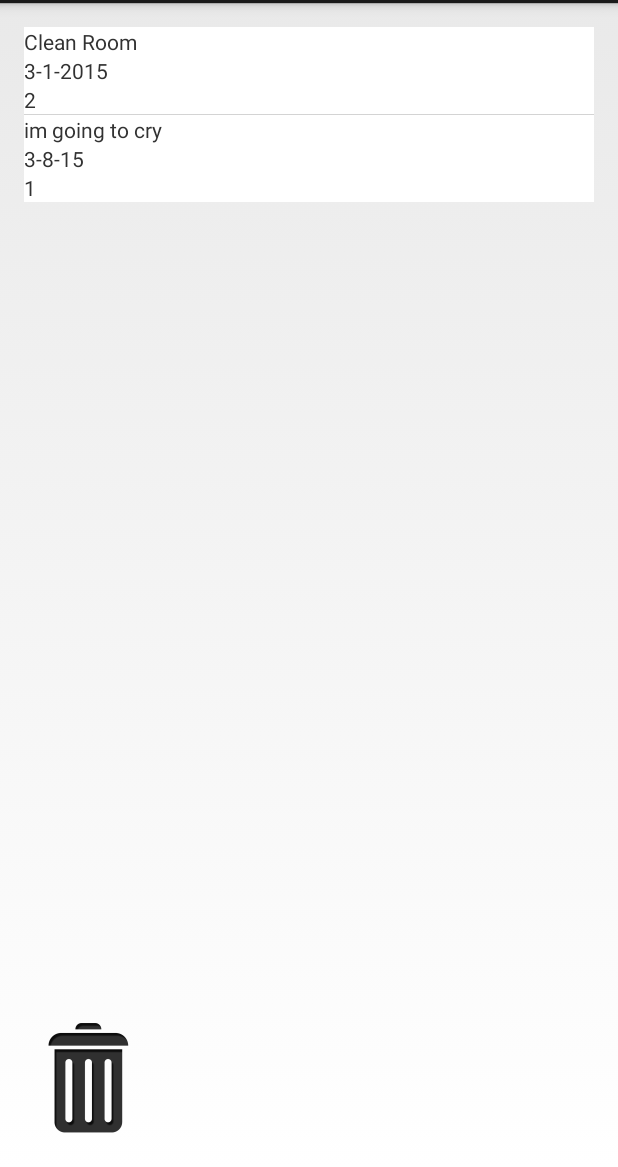
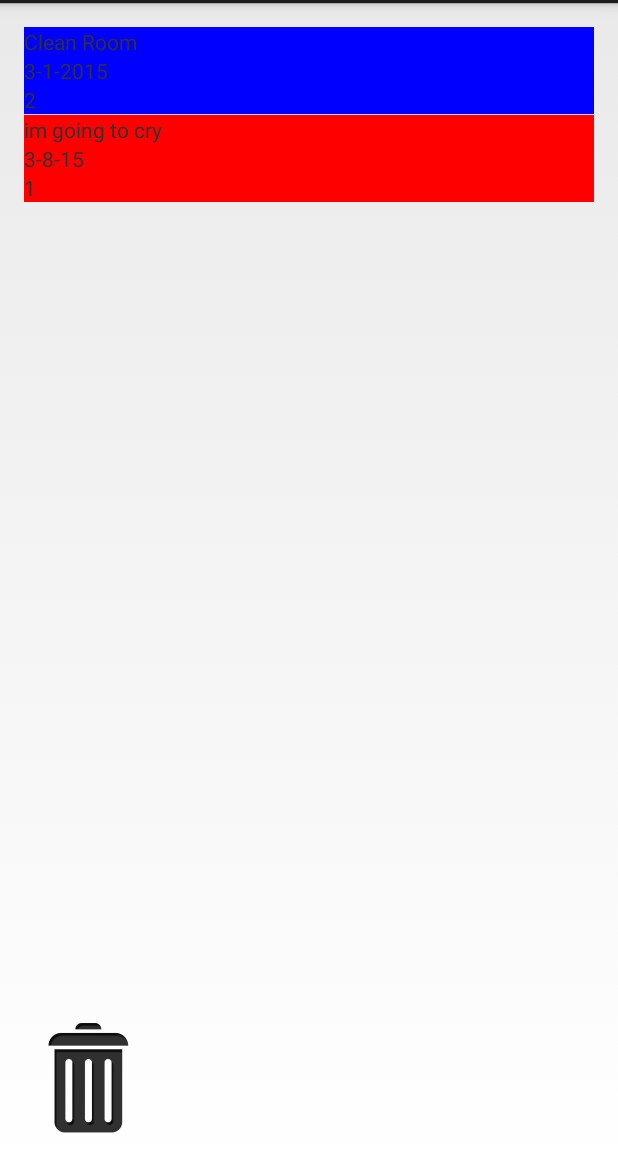
Before and after one commit to shoeallreadyknow/SupremeAATodo, an Android app: the screen it shows after launch (TodoActivity), on a phone screen of 412 x 824 dp, the part 69-1236 px from its top. Run offline under Robolectric (Android 15) with nearby library versions, the light colour scheme and no system bars.

Commit message:
-Sets color of task based on priority

```diff
--- a/app/src/main/java/android/supremeaa/todo/Model/TaskAdapter.java
+++ b/app/src/main/java/android/supremeaa/todo/Model/TaskAdapter.java
@@ -56,9 +56,11 @@ public class TaskAdapter extends  ArrayAdapter<Task>{
             if(priority != null){
                 priority.setText(task.getPriority());
             }
-//            if(task.getPriority() == "1"){
-//                linearLayout.setBackgroundColor(Color.RED);
-//            }
+            if(task.getPriority().equalsIgnoreCase("1")){
+                view.setBackgroundColor(Color.RED);
+            }else if(task.getPriority().equalsIgnoreCase("2")){
+                view.setBackgroundColor(Color.BLUE);
+            }
 
         }
         return view;
```
